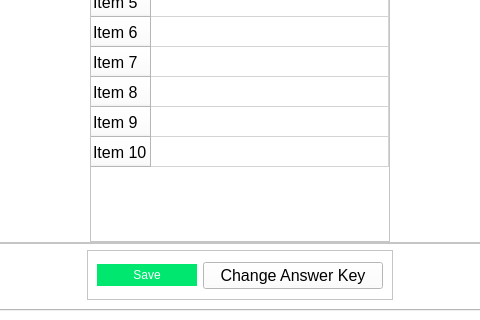
jarapamikaella/OpenCV_TestPaperChecker, file TestPaperChecker.ui: the form before one commit; both pictures show x 165 to 645 and y 282 to 602 of the 810 by 602 pixel window.
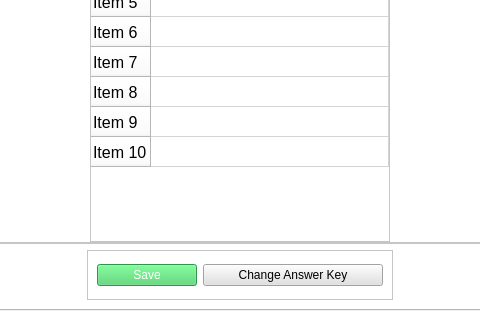
The form after the commit. The open tabs and pages were chosen to show the change.

Patch:
```diff
--- a/TestPaperChecker.ui
+++ b/TestPaperChecker.ui
@@ -716,9 +716,9 @@
                 <colorrole role="Button">
                  <brush brushstyle="SolidPattern">
                   <color alpha="255">
-                   <red>0</red>
-                   <green>231</green>
-                   <blue>112</blue>
+                   <red>69</red>
+                   <green>207</green>
+                   <blue>101</blue>
                   </color>
                  </brush>
                 </colorrole>
@@ -788,18 +788,18 @@
                 <colorrole role="Base">
                  <brush brushstyle="SolidPattern">
                   <color alpha="255">
-                   <red>255</red>
-                   <green>255</green>
-                   <blue>255</blue>
+                   <red>69</red>
+                   <green>207</green>
+                   <blue>101</blue>
                   </color>
                  </brush>
                 </colorrole>
                 <colorrole role="Window">
                  <brush brushstyle="SolidPattern">
                   <color alpha="255">
-                   <red>0</red>
-                   <green>231</green>
-                   <blue>112</blue>
+                   <red>69</red>
+                   <green>207</green>
+                   <blue>101</blue>
                   </color>
                  </brush>
                 </colorrole>
@@ -853,9 +853,9 @@
                 <colorrole role="Button">
                  <brush brushstyle="SolidPattern">
                   <color alpha="255">
-                   <red>0</red>
-                   <green>231</green>
-                   <blue>112</blue>
+                   <red>69</red>
+                   <green>207</green>
+                   <blue>101</blue>
                   </color>
                  </brush>
                 </colorrole>
@@ -925,18 +925,18 @@
                 <colorrole role="Base">
                  <brush brushstyle="SolidPattern">
                   <color alpha="255">
-                   <red>255</red>
-                   <green>255</green>
-                   <blue>255</blue>
+                   <red>69</red>
+                   <green>207</green>
+                   <blue>101</blue>
                   </color>
                  </brush>
                 </colorrole>
                 <colorrole role="Window">
                  <brush brushstyle="SolidPattern">
                   <color alpha="255">
-                   <red>0</red>
-                   <green>231</green>
-                   <blue>112</blue>
+                   <red>69</red>
+                   <green>207</green>
+                   <blue>101</blue>
                   </color>
                  </brush>
                 </colorrole>
@@ -990,9 +990,9 @@
                 <colorrole role="Button">
                  <brush brushstyle="SolidPattern">
                   <color alpha="255">
-                   <red>0</red>
-                   <green>231</green>
-                   <blue>112</blue>
+                   <red>69</red>
+                   <green>207</green>
+                   <blue>101</blue>
                   </color>
                  </brush>
                 </colorrole>
@@ -1062,18 +1062,18 @@
                 <colorrole role="Base">
                  <brush brushstyle="SolidPattern">
                   <color alpha="255">
-                   <red>0</red>
-                   <green>231</green>
-                   <blue>112</blue>
+                   <red>69</red>
+                   <green>207</green>
+                   <blue>101</blue>
                   </color>
                  </brush>
                 </colorrole>
                 <colorrole role="Window">
                  <brush brushstyle="SolidPattern">
                   <color alpha="255">
-                   <red>0</red>
-                   <green>231</green>
-                   <blue>112</blue>
+                   <red>69</red>
+                   <green>207</green>
+                   <blue>101</blue>
                   </color>
                  </brush>
                 </colorrole>
@@ -1117,17 +1117,18 @@
               </palette>
              </property>
              <property name="autoFillBackground">
-              <bool>true</bool>
+              <bool>false</bool>
              </property>
              <property name="styleSheet">
               <string notr="true">color: rgb(255, 255, 255);
+background-color: rgb(69, 207, 101);
 font: 12pt &quot;Arial&quot;;</string>
              </property>
              <property name="text">
               <string>Save</string>
              </property>
              <property name="flat">
-              <bool>true</bool>
+              <bool>false</bool>
              </property>
             </widget>
            </item>
@@ -1145,6 +1146,13 @@
                <height>16777215</height>
               </size>
              </property>
+             <property name="autoFillBackground">
+              <bool>false</bool>
+             </property>
+             <property name="styleSheet">
+              <string notr="true">background-color: rgb(225, 225, 225);
+font: 12pt &quot;Arial&quot;;</string>
+             </property>
              <property name="text">
               <string>Change Answer Key</string>
              </property>
```
Left out of the diff: 5 changed lines with no effect on the pictures.
